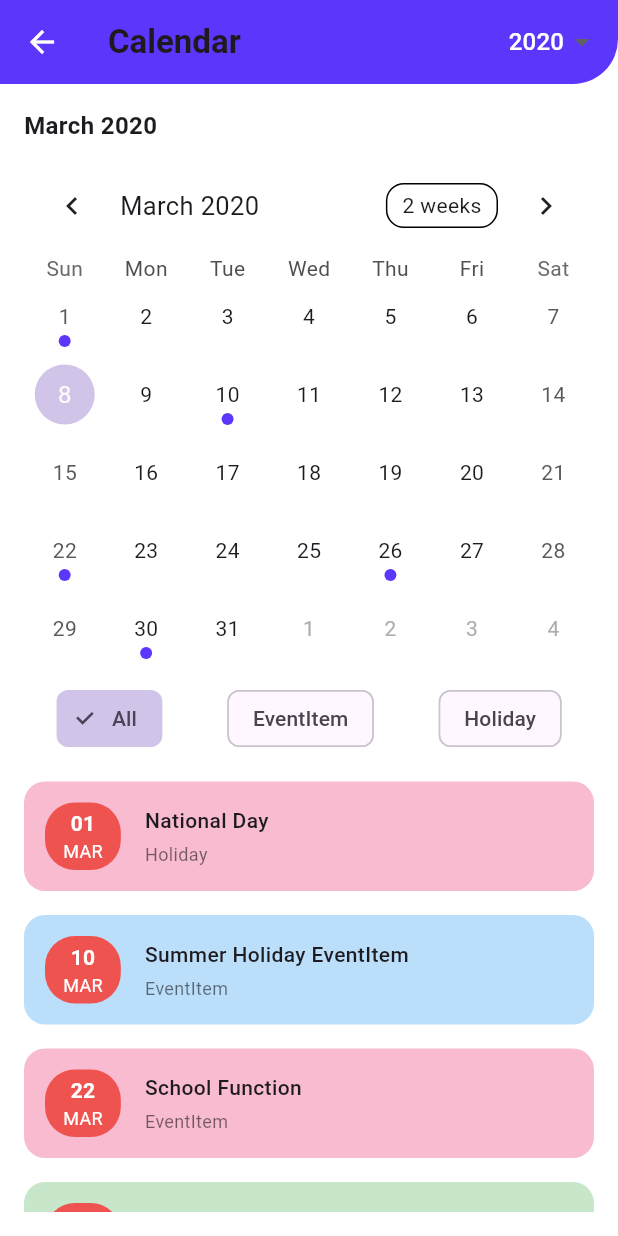
After one commit to sachin972/zetta-frontend, a Flutter app: the EventCalendarScreen screen opened by its route, on a phone screen of 412 x 824 dp. The commit adds this screen. Run offline on Flutter 3.47's test engine with Material 3 defaults, Android fonts, the phone set to English and light mode, and no system bars; drawn by our look-alikes of table_calendar; our stand-ins replace firebase_auth, firebase_core, font_awesome_flutter, google_fonts, google_sign_in, sign_in_with_apple; missing offline and left inert: flutter_facebook_auth; accounts and stored records are empty.

Commit message:
added new calender field

```diff
--- /dev/null
+++ b/lib/Components/EventTile.dart
@@ -0,0 +1,71 @@
+import 'package:flutter/material.dart';
+import 'package:intl/intl.dart';
+
+class EventTile extends StatelessWidget {
+  final DateTime date;
+  final String title;
+  final String type;
+  final Color color;
+
+  const EventTile({
+    super.key,
+    required this.date,
+    required this.title,
+    required this.type,
+    required this.color,
+  });
+
+  @override
+  Widget build(BuildContext context) {
+    final day = DateFormat('dd').format(date);
+    final month = DateFormat('MMM').format(date).toUpperCase();
+
+    return Container(
+      margin: const EdgeInsets.symmetric(vertical: 8),
+      padding: const EdgeInsets.all(14),
+      decoration: BoxDecoration(
+        color: color,
+        borderRadius: BorderRadius.circular(14),
+      ),
+      child: Row(
+        children: [
+          // Date Circle
+          Container(
+            padding: const EdgeInsets.symmetric(horizontal: 12, vertical: 4),
+            decoration: BoxDecoration(
+              color: Colors.red.shade400,
+              borderRadius: BorderRadius.circular(20),
+            ),
+            child: Column(
+              children: [
+                Text(
+                  day,
+                  style: const TextStyle(
+                      color: Colors.white, fontWeight: FontWeight.bold),
+                ),
+                Text(
+                  month,
+                  style: const TextStyle(color: Colors.white, fontSize: 12),
+                ),
+              ],
+            ),
+          ),
+          const SizedBox(width: 16),
+
+          // Event Info
+          Column(
+            crossAxisAlignment: CrossAxisAlignment.start,
+            children: [
+              Text(title,
+                  style: const TextStyle(
+                      fontWeight: FontWeight.w500, fontSize: 14)),
+              const SizedBox(height: 4),
+              Text(type,
+                  style: const TextStyle(fontSize: 12, color: Colors.black54)),
+            ],
+          )
+        ],
+      ),
+    );
+  }
+}
--- a/lib/Components/SideMenu.dart
+++ b/lib/Components/SideMenu.dart
@@ -33,7 +33,7 @@ class SideMenu extends StatelessWidget {
         'route': '/examination'
       },
       {'label': 'Report Cards', 'icon': Icons.receipt, 'route': '/reportCards'},
-      {'label': 'Calendar', 'icon': Icons.calendar_month, 'route': '/calender'},
+      {'label': 'Calendar', 'icon': Icons.calendar_month, 'route': '/calendar'},
       {
         'label': 'Notice Board',
         'icon': Icons.campaign,
--- /dev/null
+++ b/lib/Models/EventItem.dart
@@ -0,0 +1,9 @@
+import 'package:flutter/material.dart';
+
+class EventItem {
+  final String title;
+  final String type; // 'Holiday' or 'Event'
+  final Color color;
+
+  EventItem(this.title, this.type, this.color);
+}
--- /dev/null
+++ b/lib/Pages/Calender.dart
@@ -0,0 +1,181 @@
+import 'package:flutter/material.dart';
+import 'package:table_calendar/table_calendar.dart';
+import 'package:intl/intl.dart';
+
+import '../Components/EventTile.dart';
+import '../Models/EventItem.dart';
+
+class EventCalendarScreen extends StatefulWidget {
+  const EventCalendarScreen({super.key});
+
+  @override
+  State<EventCalendarScreen> createState() => _EventCalendarScreenState();
+}
+
+class _EventCalendarScreenState extends State<EventCalendarScreen> {
+  late final Map<DateTime, List<EventItem>> _events;
+  DateTime _focusedDay = DateTime(2020, 3, 8);
+  DateTime? _selectedDay;
+  String _filter = 'All'; // All, Holiday, EventItem
+
+  @override
+  void initState() {
+    super.initState();
+    _selectedDay = _focusedDay;
+
+    _events = {
+      DateTime(2020, 3, 1): [EventItem("National Day", "Holiday", Colors.pink.shade100)],
+      DateTime(2020, 3, 10): [EventItem("Summer Holiday EventItem", "EventItem", Colors.blue.shade100)],
+      DateTime(2020, 3, 22): [EventItem("School Function", "EventItem", Colors.pink.shade100)],
+      DateTime(2020, 3, 26): [EventItem("Dean Meeting", "EventItem", Colors.green.shade100)],
+      DateTime(2020, 3, 30): [EventItem("Carnival in the City", "Holiday", Colors.pink.shade100)],
+    };
+  }
+
+  List<EventItem> _getEventsForDay(DateTime day) {
+    final date = DateTime(day.year, day.month, day.day);
+    final allEvents = _events[date] ?? [];
+    if (_filter == 'All') return allEvents;
+    return allEvents.where((e) => e.type == _filter).toList();
+  }
+
+  List<MapEntry<DateTime, List<EventItem>>> _getFilteredEvents() {
+    return _events.entries
+        .where((entry) =>
+            _filter == 'All' ||
+            entry.value.any((EventItem) => EventItem.type == _filter))
+        .toList();
+  }
+
+  @override
+  Widget build(BuildContext context) {
+    final yearOptions = [2020, 2021, 2022];
+
+    return Scaffold(
+      backgroundColor: Colors.white,
+      appBar: AppBar(
+        backgroundColor: const Color(0xFF5D36FB),
+        elevation: 0,
+        title: const Text('Calendar', style: TextStyle(fontWeight: FontWeight.w600)),
+        leading: IconButton(
+          icon: const Icon(Icons.arrow_back, color: Colors.white),
+          onPressed: () => Navigator.pop(context),
+        ),
+        actions: [
+          DropdownButtonHideUnderline(
+            child: DropdownButton<int>(
+              value: _focusedDay.year,
+              dropdownColor: Colors.deepPurple.shade50,
+              items: yearOptions.map((year) {
+                return DropdownMenuItem(
+                  value: year,
+                  child: Text(
+                    '$year',
+                    style: const TextStyle(color: Colors.white),
+                  ),
+                );
+              }).toList(),
+              onChanged: (year) {
+                if (year != null) {
+                  setState(() {
+                    _focusedDay = DateTime(year, _focusedDay.month, _focusedDay.day);
+                  });
+                }
+              },
+            ),
+          ),
+          const SizedBox(width: 12),
+        ],
+        shape: const RoundedRectangleBorder(
+          borderRadius: BorderRadius.only(bottomRight: Radius.circular(30)),
+        ),
+      ),
+      body: Padding(
+        padding: const EdgeInsets.all(16.0),
+        child: Column(
+          children: [
+            // Calendar Title
+            Align(
+              alignment: Alignment.centerLeft,
+              child: Text(
+                DateFormat('MMMM yyyy').format(_focusedDay),
+                style: const TextStyle(fontSize: 16, fontWeight: FontWeight.w600),
+              ),
+            ),
+            const SizedBox(height: 10),
+
+            // Calendar Widget
+            TableCalendar<EventItem>(
+              firstDay: DateTime(2019),
+              lastDay: DateTime(2025),
+              focusedDay: _focusedDay,
+              selectedDayPredicate: (day) => isSameDay(day, _selectedDay),
+              calendarFormat: CalendarFormat.month,
+              eventLoader: _getEventsForDay,
+              calendarStyle: CalendarStyle(
+                todayDecoration: const BoxDecoration(
+                  color: Color(0xFF5D36FB),
+                  shape: BoxShape.circle,
+                ),
+                selectedDecoration: BoxDecoration(
+                  color: Colors.deepPurple.shade100,
+                  shape: BoxShape.circle,
+                ),
+                markersAlignment: Alignment.bottomCenter,
+                markerDecoration: const BoxDecoration(
+                  color: Color(0xFF5D36FB),
+                  shape: BoxShape.circle,
+                ),
+              ),
+              onDaySelected: (selectedDay, focusedDay) {
+                setState(() {
+                  _selectedDay = selectedDay;
+                  _focusedDay = focusedDay;
+                });
+              },
+            ),
+            const SizedBox(height: 10),
+
+            // Filter Buttons
+            Row(
+              mainAxisAlignment: MainAxisAlignment.spaceAround,
+              children: ['All', 'EventItem', 'Holiday'].map((type) {
+                final isSelected = _filter == type;
+                return ChoiceChip(
+                  label: Text(type),
+                  selected: isSelected,
+                  onSelected: (_) {
+                    setState(() => _filter = type);
+                  },
+                  selectedColor: Colors.deepPurple.shade100,
+                );
+              }).toList(),
+            ),
+
+            const SizedBox(height: 10),
+
+            // EventItem List
+            Expanded(
+              child: ListView(
+                children: _getFilteredEvents().map((entry) {
+                  final date = entry.key;
+                  return Column(
+                    children: entry.value
+                        .where((e) => _filter == 'All' || e.type == _filter)
+                        .map((EventItem) => EventTile(
+                              date: date,
+                              title: EventItem.title,
+                              type: EventItem.type,
+                              color: EventItem.color,
+                            ))
+                        .toList(),
+                  );
+                }).toList(),
+              ),
+            ),
+          ],
+        ),
+      ),
+    );
+  }
+}
--- a/lib/main.dart
+++ b/lib/main.dart
@@ -1,6 +1,7 @@
 // ignore_for_file: prefer_const_constructors
 
 import 'package:flutter/material.dart';
+import 'package:zesta_frontend/Pages/Calender.dart';
 import 'package:zesta_frontend/Pages/Dashboard.dart';
 import 'package:zesta_frontend/Pages/Home.dart';
 import 'package:zesta_frontend/Pages/Homework.dart';
@@ -32,6 +33,7 @@ class MyApp extends StatelessWidget {
         '/resetPassword': (context) => ResetPassword(),
         '/dashboard': (context) => Dashboard(),
         '/homework': (context) => HomeworkScreen(),
+        '/calendar': (context) => EventCalendarScreen(),
       },
       home: const MyHomePage(title: 'Flutter Demo Home Page'),
     );
--- a/pubspec.yaml
+++ b/pubspec.yaml
@@ -37,10 +37,12 @@ dependencies:
     sign_in_with_apple: ^6.1.0
     font_awesome_flutter: ^10.7.0
     google_fonts: ^6.1.0
+    table_calendar: ^3.0.9
 
     # The following adds the Cupertino Icons font to your application.
     # Use with the CupertinoIcons class for iOS style icons.
     cupertino_icons: ^1.0.8
+    intl: ^0.20.2
 
 dev_dependencies:
     flutter_test:
```
Also changed, not shown: pubspec.lock.
